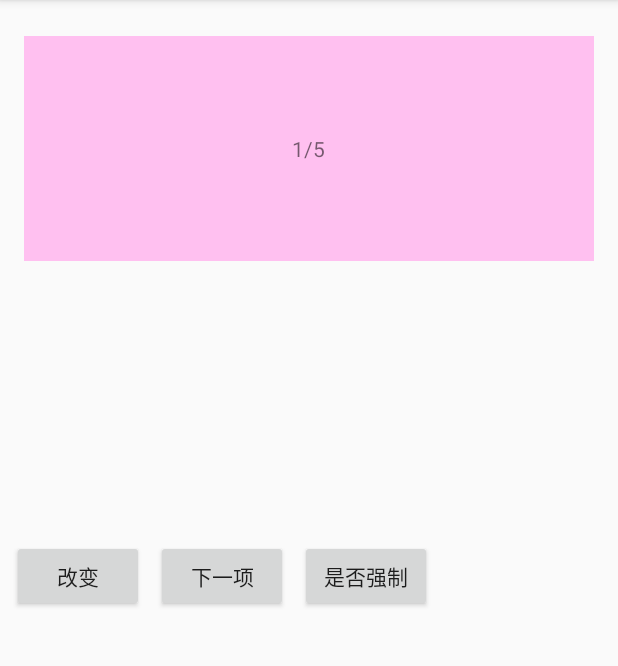
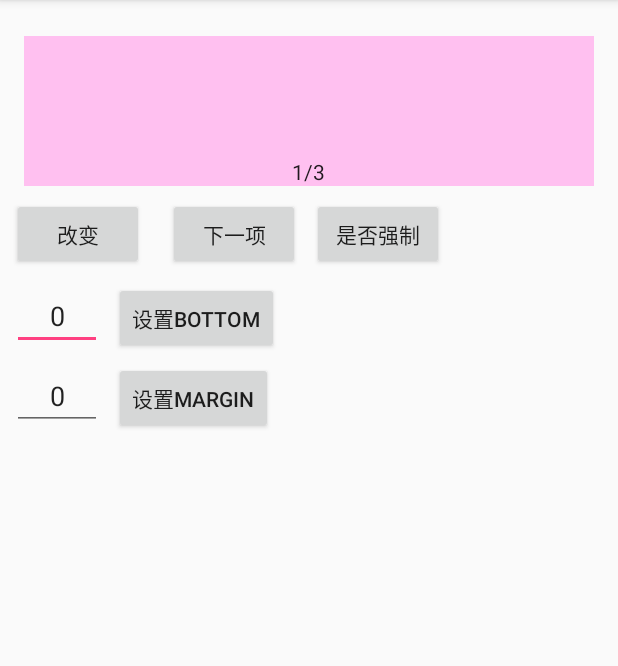
Before and after one commit to Gaojianan2016/IndicatorLayout, an Android app: the screen it shows after launch (MainActivity), after a tap on "改变", on a phone screen of 412 x 824 dp, the part 84-750 px from its top. Run offline under Robolectric (Android 15) with nearby library versions, the phone set to English and light mode, and no system bars.

Commit message:
修改大部分方法名称和逻辑 建议查看基础使用

```diff
--- a/app/src/main/java/com/gjn/indicatorlayout/MainActivity.java
+++ b/app/src/main/java/com/gjn/indicatorlayout/MainActivity.java
@@ -4,9 +4,11 @@ import android.content.Context;
 import android.os.Bundle;
 import android.support.v7.app.AppCompatActivity;
 import android.util.Log;
+import android.view.Gravity;
+import android.view.LayoutInflater;
 import android.view.View;
 import android.view.ViewGroup;
-import android.widget.ImageView;
+import android.widget.EditText;
 import android.widget.LinearLayout;
 import android.widget.TextView;
 
@@ -19,6 +21,7 @@ public class MainActivity extends AppCompatActivity {
 
     private int type = 0;
     private int size = 0;
+    private EditText etBottom, etMargin;
 
     @Override
     protected void onCreate(Bundle savedInstanceState) {
@@ -26,52 +29,50 @@ public class MainActivity extends AppCompatActivity {
         setContentView(R.layout.activity_main);
 
         LinearLayout ll = findViewById(R.id.ll);
+        etBottom = findViewById(R.id.et_bottom);
+        etMargin = findViewById(R.id.et_margin);
 
-        final Indicator indicator = new Indicator(this, 5, ll) {
+        final Indicator indicator = new Indicator(this, 3, ll) {
             @Override
-            protected View createView(Context context, ViewGroup viewGroup) {
-                View view = null;
+            public View createView(Context context, ViewGroup viewGroup) {
                 switch (type) {
-                    case 0:
-                    case 3:
-                        Log.e("-s-", "type = point");
-                        view = new ImageView(context);
-                        break;
-                    case 1:
-                        Log.e("-s-", "type = num");
-                        view = new TextView(context);
-                        break;
-                    case 2:
-                        Log.e("-s-", "type = text");
-                        view = new TextView(context);
-                        break;
+                    case 4:
+                        return LayoutInflater.from(context).inflate(R.layout.item, viewGroup, false);
                 }
-                return view;
+                return null;
             }
 
             @Override
-            protected View getPointView(View view, int position) {
+            public View getPointView(View view) {
                 if (type == 0) {
                     view.setBackgroundResource(R.drawable.select);
                 }
-                return view;
+                return super.getPointView(view);
+            }
+
+            @Override
+            public void setCustomView(View view, String title, int position) {
+                TextView tv_size = view.findViewById(R.id.tv_size);
+                TextView tv_title = view.findViewById(R.id.tv_title);
+                tv_size.setText((position + 1) + "/" + getIndicatorSize());
+                tv_title.setText(title);
             }
         };
 
         final List<String> list = new ArrayList<>();
-        list.add("text0");
-        list.add("text1");
-        list.add("text2");
-        list.add("text3");
-        list.add("text4");
+        list.add("Android 本地化翻译插件，解放你的双手！ AndroidLocalizePlugin");
+        list.add("Android 技能图谱学习路线");
+        list.add("MMKV for Android 多进程设计与实现");
+        list.add("实现类似微博内容，@用户，链接高亮 ExpandableTextView");
 
-        indicator.create();
+        indicator.updataView();
+        indicator.changeGravity(Gravity.BOTTOM | Gravity.CENTER_HORIZONTAL);
 
         findViewById(R.id.btn1).setOnClickListener(new View.OnClickListener() {
             @Override
             public void onClick(View v) {
                 type++;
-                if (type > 3) {
+                if (type > 4) {
                     type = 0;
                 }
                 Log.e("-s-", " type = " + type);
@@ -90,6 +91,9 @@ public class MainActivity extends AppCompatActivity {
                         indicator.setImgState(R.mipmap.homepage_banner_point02, R.mipmap.homepage_banner_point01);
                         indicator.changeType(Indicator.TYPE_POINT);
                         break;
+                    case 4:
+                        indicator.changeType(Indicator.TYPE_CUSTOM);
+                        break;
                 }
                 indicator.selectIndicator(size);
             }
@@ -102,7 +106,6 @@ public class MainActivity extends AppCompatActivity {
                 if (size >= indicator.getIndicatorSize()) {
                     size = 0;
                 }
-                Log.e("-s-", "size = " + size);
                 indicator.selectIndicator(size);
             }
         });
@@ -110,9 +113,23 @@ public class MainActivity extends AppCompatActivity {
         findViewById(R.id.btn3).setOnClickListener(new View.OnClickListener() {
             @Override
             public void onClick(View v) {
-                indicator.setMandatory(!indicator.isMandatory());
-                indicator.updataView();
+                indicator.reversalMandatory();
                 indicator.selectIndicator(size);
+            }
+        });
+
+        findViewById(R.id.btn4).setOnClickListener(new View.OnClickListener() {
+            @Override
+            public void onClick(View v) {
+                indicator.changeBottomPadding(Integer.parseInt(etBottom.getText().toString()));
+            }
+        });
+
+        findViewById(R.id.btn5).setOnClickListener(new View.OnClickListener() {
+            @Override
+            public void onClick(View v) {
+                int margin = Integer.parseInt(etMargin.getText().toString());
+                indicator.changeImageMargin(margin);
             }
         });
     }
--- a/app/src/main/res/layout/activity_main.xml
+++ b/app/src/main/res/layout/activity_main.xml
@@ -10,7 +10,7 @@
     <LinearLayout
         android:id="@+id/ll"
         android:layout_width="match_parent"
-        android:layout_height="150dp"
+        android:layout_height="100dp"
         android:layout_marginEnd="16dp"
         android:layout_marginStart="16dp"
         android:layout_marginTop="24dp"
@@ -27,36 +27,74 @@
         android:id="@+id/btn1"
         android:layout_width="wrap_content"
         android:layout_height="wrap_content"
-        android:layout_marginBottom="8dp"
         android:layout_marginStart="8dp"
         android:layout_marginTop="8dp"
         android:text="改变"
-        app:layout_constraintBottom_toBottomOf="parent"
         app:layout_constraintStart_toStartOf="parent"
-        app:layout_constraintTop_toTopOf="parent" />
+        app:layout_constraintTop_toBottomOf="@+id/ll" />
 
     <Button
         android:id="@+id/btn2"
         android:layout_width="wrap_content"
         android:layout_height="wrap_content"
-        android:layout_marginBottom="8dp"
-        android:layout_marginStart="8dp"
+        android:layout_marginStart="16dp"
         android:layout_marginTop="8dp"
         android:text="下一项"
-        app:layout_constraintBottom_toBottomOf="parent"
         app:layout_constraintStart_toEndOf="@+id/btn1"
-        app:layout_constraintTop_toTopOf="parent" />
+        app:layout_constraintTop_toBottomOf="@+id/ll" />
 
     <Button
         android:id="@+id/btn3"
         android:layout_width="wrap_content"
         android:layout_height="wrap_content"
-        android:layout_marginBottom="8dp"
         android:layout_marginStart="8dp"
         android:layout_marginTop="8dp"
         android:text="是否强制"
-        app:layout_constraintBottom_toBottomOf="parent"
         app:layout_constraintStart_toEndOf="@+id/btn2"
-        app:layout_constraintTop_toTopOf="parent" />
+        app:layout_constraintTop_toBottomOf="@+id/ll" />
+
+    <EditText
+        android:id="@+id/et_bottom"
+        android:layout_width="60dp"
+        android:layout_height="wrap_content"
+        android:layout_marginStart="8dp"
+        android:layout_marginTop="8dp"
+        android:ems="10"
+        android:gravity="center"
+        android:inputType="number"
+        android:text="0"
+        app:layout_constraintStart_toStartOf="parent"
+        app:layout_constraintTop_toBottomOf="@+id/btn1" />
+
+    <Button
+        android:id="@+id/btn4"
+        android:layout_width="wrap_content"
+        android:layout_height="wrap_content"
+        android:layout_marginStart="8dp"
+        android:text="设置bottom"
+        app:layout_constraintStart_toEndOf="@+id/et_bottom"
+        app:layout_constraintTop_toTopOf="@+id/et_bottom" />
+
+    <EditText
+        android:id="@+id/et_margin"
+        android:layout_width="60dp"
+        android:layout_height="wrap_content"
+        android:layout_marginStart="8dp"
+        android:layout_marginTop="8dp"
+        android:ems="10"
+        android:gravity="center"
+        android:inputType="number"
+        android:text="0"
+        app:layout_constraintStart_toStartOf="parent"
+        app:layout_constraintTop_toBottomOf="@+id/et_bottom" />
+
+    <Button
+        android:id="@+id/btn5"
+        android:layout_width="wrap_content"
+        android:layout_height="wrap_content"
+        android:layout_marginStart="8dp"
+        android:text="设置margin"
+        app:layout_constraintStart_toEndOf="@+id/et_margin"
+        app:layout_constraintTop_toTopOf="@+id/et_margin" />
 
 </android.support.constraint.ConstraintLayout>
--- a/indicatorlibrary/src/main/java/com/gjn/indicatorlibrary/Indicator.java
+++ b/indicatorlibrary/src/main/java/com/gjn/indicatorlibrary/Indicator.java
@@ -1,14 +1,11 @@
 package com.gjn.indicatorlibrary;
 
 import android.content.Context;
-import android.util.DisplayMetrics;
 import android.util.Log;
 import android.view.Gravity;
 import android.view.View;
-import android.view.ViewGroup;
 import android.widget.ImageView;
 import android.widget.LinearLayout;
-import android.widget.TextView;
 
 import java.util.ArrayList;
 import java.util.List;
@@ -19,15 +16,20 @@ import java.util.List;
  * Time: 2018/2/10.
  */
 
-public abstract class Indicator {
+public abstract class Indicator implements IndicatorViewListener {
+
     private static final String TAG = "Indicator";
+
+    private static final int H = 60;
 
     public static final int TYPE_POINT =    0;
     public static final int TYPE_NUM =      1;
     public static final int TYPE_TEXT =     2;
+    public static final int TYPE_CUSTOM =   3;
 
     private Context context;
     private LinearLayout linearLayout;
+    private float density;
     private int gravity = Gravity.CENTER;
     private int pointWH;
     private int margin;
@@ -57,101 +59,13 @@ public abstract class Indicator {
     }
 
     private void init() {
-        DisplayMetrics mMetrics = context.getResources().getDisplayMetrics();
-        pointWH = mMetrics.widthPixels / 60;
+        density = context.getResources().getDisplayMetrics().density;
+        pointWH = context.getResources().getDisplayMetrics().widthPixels / H;
         margin = pointWH / 2;
     }
 
-    public void setType(int type) {
-        this.type = type;
-    }
 
-    public boolean isMandatory() {
-        return isMandatory;
-    }
-
-    public void setMandatory(boolean mandatory) {
-        isMandatory = mandatory;
-    }
-
-    public LinearLayout getLinearLayout() {
-        return linearLayout;
-    }
-
-    public int getIndicatorSize() {
-        return indicatorSize;
-    }
-
-    public void setIndicatorSize(int indicatorSize) {
-        this.indicatorSize = indicatorSize;
-    }
-
-    public List<String> getTitles() {
-        return titles;
-    }
-
-    public void setTitles(List<String> titles) {
-        this.titles = titles;
-    }
-
-    public void setGravity(int gravity) {
-        this.gravity = gravity;
-    }
-
-    public void changeType(int type) {
-        setType(type);
-        updataView();
-    }
-
-    public void changeType(int type, List<String> titles) {
-        setType(type);
-        updataView(titles);
-    }
-
-    public void setImgState(Object normalImg, Object selectImg, ImageLoader imageLoader) {
-        this.imageLoader = imageLoader;
-        NormalImg = normalImg;
-        SelectImg = selectImg;
-    }
-
-    public void setImgState(int normalImg, int selectImg) {
-        this.imageLoader = new ImageLoader() {
-            @Override
-            public void loadImg(Context context, Object img, ImageView imageView) {
-                imageView.setImageResource((Integer) img);
-            }
-        };
-        if (normalImg != 0) {
-            NormalImg = normalImg;
-        } else {
-            NormalImg = null;
-        }
-        if (selectImg != 0) {
-            SelectImg = selectImg;
-        } else {
-            SelectImg = null;
-        }
-    }
-
-    public void updataView() {
-        updataView(indicatorSize);
-    }
-
-    public void updataView(int indicatorSize) {
-        updataView(indicatorSize, titles);
-    }
-
-    public void updataView(List<String> titles) {
-        updataView(indicatorSize, titles);
-    }
-
-    public void updataView(int size, List<String> titles) {
-        setIndicatorSize(size);
-        setTitles(titles);
-        create();
-    }
-
-    public void create() {
+    private void create() {
         if (type == TYPE_TEXT) {
             if (titles != null) {
                 indicatorSize = titles.size();
@@ -175,6 +89,7 @@ public abstract class Indicator {
         linearLayout.removeAllViews();
         linearLayout.setOrientation(LinearLayout.HORIZONTAL);
         pointViews.clear();
+        linearLayout.setGravity(gravity);
         if (type == TYPE_POINT) {
             createPointIndicator();
         } else {
@@ -184,29 +99,173 @@ public abstract class Indicator {
     }
 
     private void createPointIndicator() {
-        linearLayout.setGravity(gravity);
         for (int i = 0; i < indicatorSize; i++) {
             View view = createView(context, linearLayout);
-            ImageView point = (ImageView) getPointView(view, i);
+            if (view == null) {
+                view = new ImageView(context);
+            }
             if (isMandatory) {
                 view.setLayoutParams(getLayoutParams(pointWH, pointWH, margin));
             } else {
                 view.setLayoutParams(getLayoutParams(margin));
             }
             linearLayout.addView(view);
-            pointViews.add(point);
+            pointViews.add(getPointView(view));
         }
     }
 
     private void createTextNumIndicator() {
-        linearLayout.setGravity(gravity);
         View view = createView(context, linearLayout);
+        if (view == null) {
+            view = new MarqueeTextView(context);
+        }
         linearLayout.addView(view);
-        TextView point = (TextView) getPointView(view, 0);
-        pointViews.add(point);
+        pointViews.add(getPointView(view));
+    }
+
+    public boolean isMandatory() {
+        return isMandatory;
+    }
+
+    public Indicator setMandatory(boolean mandatory) {
+        isMandatory = mandatory;
+        return this;
+    }
+
+    public int getIndicatorSize() {
+        return indicatorSize;
+    }
+
+    public Indicator setIndicatorSize(int indicatorSize) {
+        this.indicatorSize = indicatorSize;
+        return this;
+    }
+
+    public List<String> getTitles() {
+        return titles;
+    }
+
+    public Indicator setTitles(List<String> titles) {
+        this.titles = titles;
+        return this;
+    }
+
+    public Indicator setType(int type) {
+        this.type = type;
+        return this;
+    }
+
+    public Indicator setGravity(int gravity) {
+        this.gravity = gravity;
+        return this;
+    }
+
+    public Indicator setMargin(int marginDp) {
+        this.margin = (int) (marginDp * density);
+        return this;
+    }
+
+    public Indicator setImgState(int normalImg, int selectImg) {
+        return setImgState(normalImg, selectImg, new ImageLoader() {
+            @Override
+            public void loadImg(Context context, Object img, ImageView imageView) {
+                imageView.setImageResource((Integer) img);
+            }
+        });
+    }
+
+    public Indicator setImgState(Object normalImg, Object selectImg, ImageLoader imageLoader) {
+        this.imageLoader = imageLoader;
+        if (normalImg instanceof Integer) {
+            if ((int) normalImg != 0) {
+                NormalImg = normalImg;
+            } else {
+                NormalImg = null;
+            }
+        } else {
+            NormalImg = normalImg;
+        }
+        if (selectImg instanceof Integer) {
+            if ((int) selectImg != 0) {
+                SelectImg = selectImg;
+            } else {
+                SelectImg = null;
+            }
+        } else {
+            SelectImg = selectImg;
+        }
+        return this;
+    }
+
+    public void changeBottomPadding(int bottomDp) {
+        int bottom = (int) (density * bottomDp);
+        linearLayout.setPadding(0, 0, 0, bottom);
+    }
+
+    public void changeType(int type) {
+        changeType(type, titles);
+    }
+
+    public void changeType(int type, List<String> titles) {
+        setType(type);
+        updataView(titles);
+    }
+
+    public void changeGravity(int gravity) {
+        setGravity(gravity);
+        updataView();
+    }
+
+    public void changeImageMargin(int marginDp) {
+        changeImageMargin(marginDp, marginDp, marginDp, marginDp);
+    }
+
+    public void changeImageMargin(int leftDp, int topDp, int rightDp, int bottomDp) {
+        int left = (int) (density * leftDp);
+        int top = (int) (density * topDp);
+        int right = (int) (density * rightDp);
+        int bottom = (int) (density * bottomDp);
+        if (type == TYPE_POINT) {
+            for (View pointView : pointViews) {
+                LinearLayout.LayoutParams params = (LinearLayout.LayoutParams) pointView.getLayoutParams();
+                params.leftMargin = left;
+                params.topMargin = top;
+                params.rightMargin = right;
+                params.bottomMargin = bottom;
+                pointView.setLayoutParams(params);
+            }
+        }
+    }
+
+    public void reversalMandatory() {
+        setMandatory(!isMandatory);
+        if (type == TYPE_POINT) {
+            updataView();
+        }
+    }
+
+    public void updataView() {
+        updataView(indicatorSize);
+    }
+
+    public void updataView(int indicatorSize) {
+        updataView(indicatorSize, titles);
+    }
+
+    public void updataView(List<String> titles) {
+        updataView(indicatorSize, titles);
+    }
+
+    public void updataView(int size, List<String> titles) {
+        setIndicatorSize(size);
+        setTitles(titles);
+        create();
     }
 
     public void selectIndicator(int position) {
+        if (position >= indicatorSize) {
+            position = 0;
+        }
         if (type == TYPE_POINT) {
             for (int i = 0; i < indicatorSize; i++) {
                 if (imageLoader != null) {
@@ -224,11 +283,17 @@ public abstract class Indicator {
                 }
             }
         } else if (type == TYPE_TEXT) {
-            TextView textView = (TextView) pointViews.get(0);
+            MarqueeTextView textView = (MarqueeTextView) pointViews.get(0);
             textView.setText(titles.get(position));
+        } else if (type == TYPE_NUM) {
+            MarqueeTextView textView = (MarqueeTextView) pointViews.get(0);
+            textView.setText((position + 1) + "/" + indicatorSize);
         } else {
-            TextView textView = (TextView) pointViews.get(0);
-            textView.setText((position + 1) + "/" + indicatorSize);
+            String title = "";
+            if (titles != null && titles.size() > 0) {
+                title = titles.get(position);
+            }
+            setCustomView(pointViews.get(0), title, position);
         }
     }
 
@@ -252,9 +317,14 @@ public abstract class Indicator {
         return getLayoutParams(LinearLayout.LayoutParams.WRAP_CONTENT, LinearLayout.LayoutParams.WRAP_CONTENT, margin);
     }
 
-    protected abstract View createView(Context context, ViewGroup viewGroup);
+    @Override
+    public View getPointView(View view) {
+        return view;
+    }
 
-    protected abstract View getPointView(View view, int position);
+    @Override
+    public void setCustomView(View view, String title, int position) {
+    }
 
     public interface ImageLoader {
         void loadImg(Context context, Object img, ImageView imageView);
--- /dev/null
+++ b/indicatorlibrary/src/main/java/com/gjn/indicatorlibrary/IndicatorViewListener.java
@@ -0,0 +1,18 @@
+package com.gjn.indicatorlibrary;
+
+import android.content.Context;
+import android.view.View;
+import android.view.ViewGroup;
+
+/**
+ * @author gjn
+ * @time 2018/9/27 15:54
+ */
+
+public interface IndicatorViewListener {
+    View createView(Context context, ViewGroup viewGroup);
+
+    View getPointView(View view);
+
+    void setCustomView(View view, String title, int position);
+}
--- /dev/null
+++ b/indicatorlibrary/src/main/java/com/gjn/indicatorlibrary/MarqueeTextView.java
@@ -0,0 +1,36 @@
+package com.gjn.indicatorlibrary;
+
+import android.content.Context;
+import android.support.annotation.Nullable;
+import android.support.v7.widget.AppCompatTextView;
+import android.text.TextUtils;
+import android.util.AttributeSet;
+
+/**
+ * @author gjn
+ * @time 2018/9/27 16:53
+ */
+
+public class MarqueeTextView extends AppCompatTextView {
+    public MarqueeTextView(Context context) {
+        this(context, null);
+    }
+
+    public MarqueeTextView(Context context, @Nullable AttributeSet attrs) {
+        this(context, attrs, 0);
+    }
+
+    public MarqueeTextView(Context context, @Nullable AttributeSet attrs, int defStyleAttr) {
+        super(context, attrs, defStyleAttr);
+        setSingleLine();
+        setEllipsize(TextUtils.TruncateAt.MARQUEE);
+        setFocusable(true);
+        setFocusableInTouchMode(true);
+        setMarqueeRepeatLimit(-1);
+    }
+
+    @Override
+    public boolean isFocused() {
+        return true;
+    }
+}
```
Also changed, not shown: app/src/main/res/drawable/shape_text_bg.xml (added, +9 -0 lines), app/src/main/res/layout/item.xml (added, +38 -0 lines), 1 other file.
